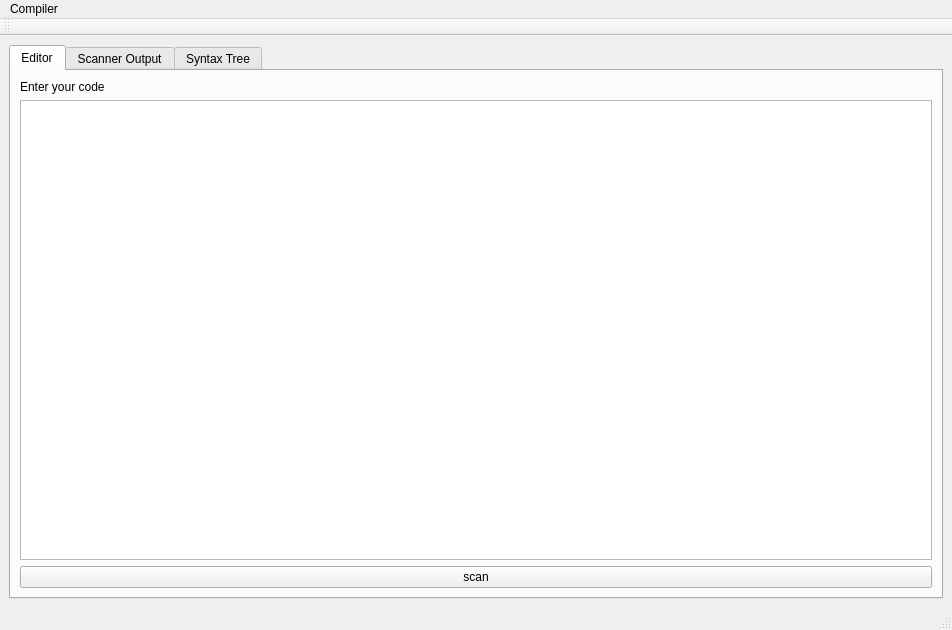
This is Compiler_Parser_GUI FirstVersion/Compiler_project/mainwindow.ui in Andrew-Adel/Compiler_Parser as Qt 5 draws it before an edit. The edited form follows.
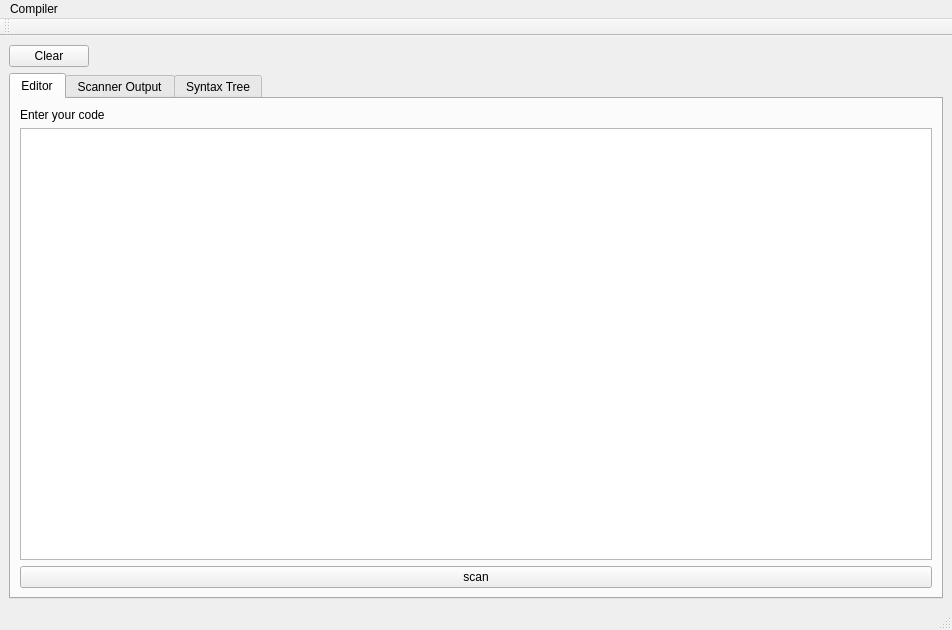
This is the edited form.

```diff
--- a/Compiler_Parser_GUI FirstVersion/Compiler_project/mainwindow.ui
+++ b/Compiler_Parser_GUI FirstVersion/Compiler_project/mainwindow.ui
@@ -15,7 +15,7 @@
   </property>
   <widget class="QWidget" name="centralwidget">
    <layout class="QFormLayout" name="formLayout">
-    <item row="0" column="0" colspan="2">
+    <item row="1" column="0" colspan="2">
      <widget class="QTabWidget" name="tabWidget">
       <property name="sizePolicy">
        <sizepolicy hsizetype="Preferred" vsizetype="Expanding">
@@ -97,6 +97,13 @@
       </widget>
      </widget>
     </item>
+    <item row="0" column="0">
+     <widget class="QPushButton" name="ClearBtn">
+      <property name="text">
+       <string>Clear</string>
+      </property>
+     </widget>
+    </item>
    </layout>
   </widget>
   <widget class="QMenuBar" name="menubar">
```
Left out of the diff: 8 changed lines with no effect on the pictures.
